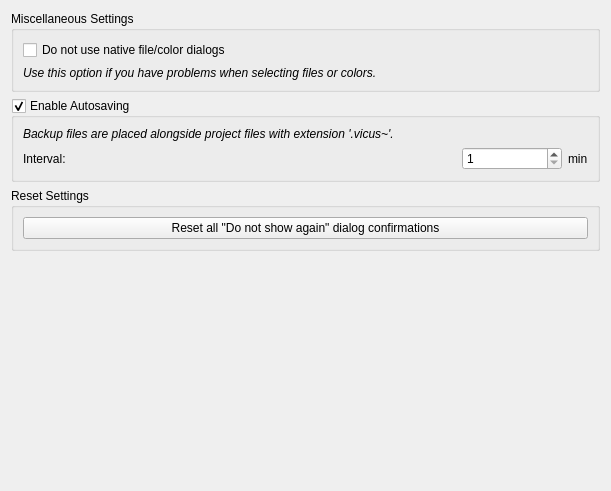
The window that SIM-VICUS/src/SVPreferencesPageMisc.ui (Brockaaa/SIM-VICUS) describes before a commit, drawn with Qt 5.
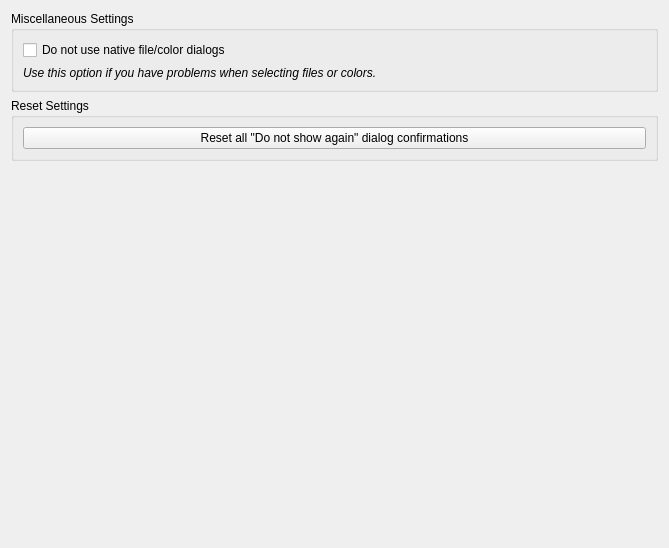
The same window after the commit.

Commit message:
Revert "Merge remote-tracking branch 'SIM-VICUS-main/feature/Feature-DXFImplementation' into feature/Feature-DxfImplementation"
This reverts commit a2f3b38e22de035743c5252aae5cae7d43c8cfe0, reversing
changes made to 88d9a9512e224072857d9d0e5dcd72d968b23fe2.

Diff of the .ui file:
```diff
--- a/SIM-VICUS/src/SVPreferencesPageMisc.ui
+++ b/SIM-VICUS/src/SVPreferencesPageMisc.ui
@@ -6,8 +6,8 @@
    <rect>
     <x>0</x>
     <y>0</y>
-    <width>611</width>
-    <height>491</height>
+    <width>669</width>
+    <height>548</height>
    </rect>
   </property>
   <layout class="QVBoxLayout" name="verticalLayout_4">
@@ -39,66 +39,6 @@
      </layout>
     </widget>
    </item>
-   <item>
-    <widget class="QGroupBox" name="groupBoxAutoSaving">
-     <property name="title">
-      <string>Enable Autosaving</string>
-     </property>
-     <property name="checkable">
-      <bool>true</bool>
-     </property>
-     <layout class="QGridLayout" name="gridLayout" columnstretch="1,0,0">
-      <item row="1" column="1">
-       <widget class="QSpinBox" name="spinBoxAutosaveInterval">
-        <property name="minimumSize">
-         <size>
-          <width>100</width>
-          <height>0</height>
-         </size>
-        </property>
-        <property name="layoutDirection">
-         <enum>Qt::LeftToRight</enum>
-        </property>
-        <property name="minimum">
-         <number>1</number>
-        </property>
-        <property name="maximum">
-         <number>300</number>
-        </property>
-       </widget>
-      </item>
-      <item row="1" column="0">
-       <widget class="QLabel" name="label_5">
-        <property name="text">
-         <string>Interval:</string>
-        </property>
-       </widget>
-      </item>
-      <item row="1" column="2">
-       <widget class="QLabel" name="label_6">
-        <property name="text">
-         <string>min</string>
-        </property>
-       </widget>
-      </item>
-      <item row="0" column="0" colspan="3">
-       <widget class="QLabel" name="label_2">
-        <property name="font">
-         <font>
-          <italic>true</italic>
-         </font>
-        </property>
-        <property name="text">
-         <string>Backup files are placed alongside project files with extension '.vicus~'.</string>
-        </property>
-        <property name="wordWrap">
-         <bool>true</bool>
-        </property>
-       </widget>
-      </item>
-     </layout>
-    </widget>
-   </item>
    <item>
     <widget class="QGroupBox" name="groupBox_2">
      <property name="title">
```
Left out of the diff: 2 changed lines with no effect on the pictures. The commit also changes 5116 other files.
